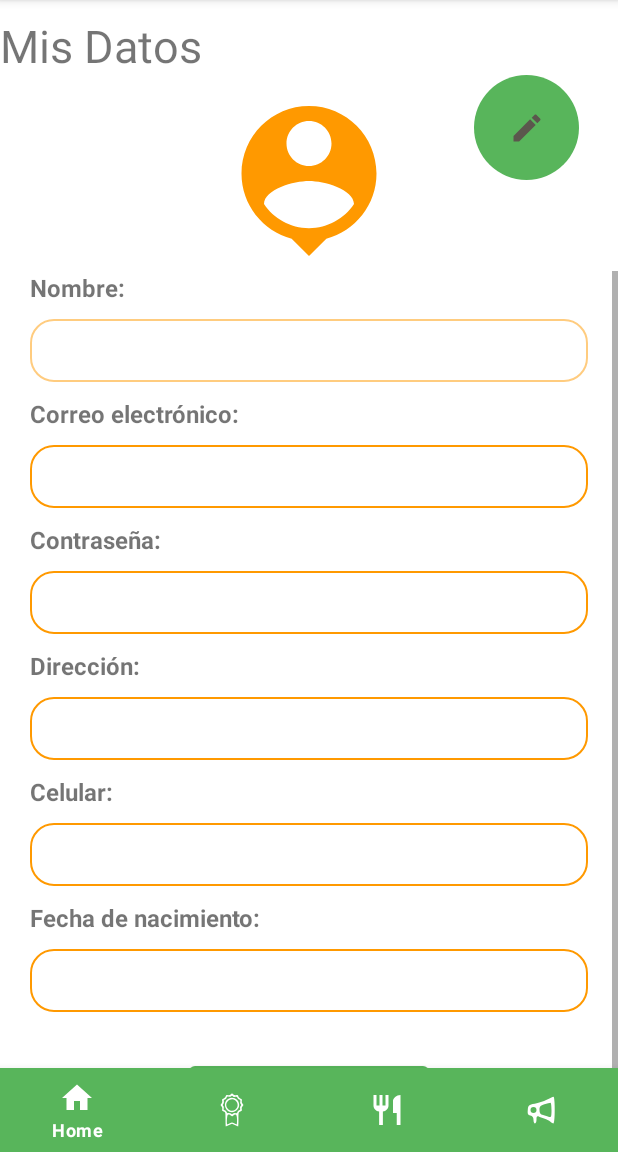
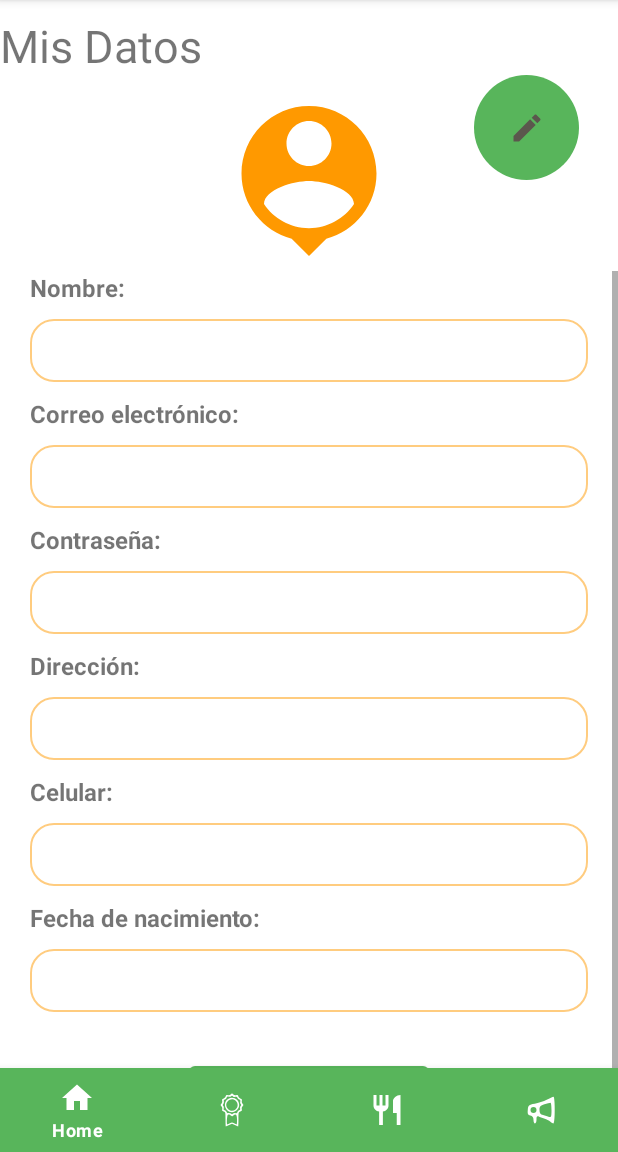
Before and after one commit to MarianaCarlo/RestaurantAppPG, an Android app: the ProfileDataActivity screen opened directly, with no data from a screen before it, on a phone screen of 412 x 824 dp, the part 84-1236 px from its top. Run offline under Robolectric (Android 15) with nearby library versions, the phone set to English and light mode, and no system bars; our stand-ins replace Firebase (no records; nobody signed in at launch, a user with empty details on screens opened directly).

Commit message:
Edit Profile corrected!

```diff
--- a/app/src/main/java/com/example/restaurantapp/LoginActivity.java
+++ b/app/src/main/java/com/example/restaurantapp/LoginActivity.java
@@ -80,14 +80,16 @@ public class LoginActivity extends AppCompatActivity {
                         if (task.isSuccessful()) {
 
                             FirebaseUser user = FirebaseAuth.getInstance().getCurrentUser();
-                            if (user.isEmailVerified()){
+                            Intent intent = new Intent(LoginActivity.this, HomeActivity.class);
+                            startActivity(intent);
+                            /*if (user.isEmailVerified()){
                                 //redirect to user home
                                 Intent intent = new Intent(LoginActivity.this, HomeActivity.class);
                                 startActivity(intent);
                             } else {
                                 user.sendEmailVerification();
                                 Toast.makeText(LoginActivity.this, "Check your email to verify yout account", Toast.LENGTH_SHORT).show();
-                            }
+                            }*/
 
 
                         } else {
--- a/app/src/main/java/com/example/restaurantapp/ProfileDataActivity.java
+++ b/app/src/main/java/com/example/restaurantapp/ProfileDataActivity.java
@@ -19,6 +19,8 @@ import com.google.firebase.database.DatabaseError;
 import com.google.firebase.database.DatabaseReference;
 import com.google.firebase.database.FirebaseDatabase;
 import com.google.firebase.database.ValueEventListener;
+
+import java.util.Date;
 
 public class ProfileDataActivity extends AppCompatActivity {
 
@@ -54,6 +56,9 @@ public class ProfileDataActivity extends AppCompatActivity {
         final TextView emailTextView = findViewById(R.id.getEmail);
         final TextView nameTextView = findViewById(R.id.getName);
         final TextView passwordTextView = findViewById(R.id.getPassword);
+        final TextView addressTextView = findViewById(R.id.getAddress);
+        final TextView cellphoneTextView = findViewById(R.id.getPhone);
+        final TextView birthdateTextView = findViewById(R.id.getBirthdate);
 
         reference.child(userID).addListenerForSingleValueEvent(new ValueEventListener() {
             @Override
@@ -64,10 +69,16 @@ public class ProfileDataActivity extends AppCompatActivity {
                     String email = userProfile.email;
                     String fullName = userProfile.name;
                     String password = "passwordDefault";
+                    String address = userProfile.address;
+                    int phone = userProfile.cellphone;
+                    String birthdate = userProfile.birthdate;
 
                     emailTextView.setText(email);
                     nameTextView.setText(fullName);
                     passwordTextView.setText(password);
+                    addressTextView.setText(address);
+                    cellphoneTextView.setText(String.valueOf(phone));
+                    birthdateTextView.setText(birthdate);
 
                 }
             }
--- a/app/src/main/res/layout/activity_profile_data.xml
+++ b/app/src/main/res/layout/activity_profile_data.xml
@@ -51,7 +51,6 @@
                 android:layout_height="wrap_content"
                 android:layout_marginHorizontal="20dp"
                 android:textSize="16sp"
-
                 android:text="@string/profileName"
                 android:textStyle="bold"
                 android:id="@+id/txtName"/>
@@ -87,6 +86,7 @@
                 android:layout_marginVertical="10dp"
                 android:paddingVertical="10dp"
                 android:paddingLeft="20dp"
+                android:alpha="0.5"
                 android:textSize="16sp"
                 android:background="@drawable/backwithborder"
                 android:layout_below="@+id/txtEmail"
@@ -109,6 +109,7 @@
                 android:layout_marginVertical="10dp"
                 android:paddingVertical="10dp"
                 android:paddingLeft="20dp"
+                android:alpha="0.5"
                 android:textSize="16sp"
                 android:inputType="textPassword"
                 android:background="@drawable/backwithborder"
@@ -132,6 +133,7 @@
                 android:layout_marginVertical="10dp"
                 android:paddingVertical="10dp"
                 android:paddingLeft="20dp"
+                android:alpha="0.5"
                 android:textSize="16sp"
                 android:background="@drawable/backwithborder"
                 android:layout_below="@+id/txtAddress"
@@ -154,6 +156,7 @@
                 android:layout_marginVertical="10dp"
                 android:paddingVertical="10dp"
                 android:paddingLeft="20dp"
+                android:alpha="0.5"
                 android:textSize="16sp"
                 android:background="@drawable/backwithborder"
                 android:layout_below="@+id/txtPhone"
@@ -177,6 +180,7 @@
                 android:paddingVertical="10dp"
                 android:paddingLeft="20dp"
                 android:textSize="16sp"
+                android:alpha="0.5"
                 android:background="@drawable/backwithborder"
                 android:layout_below="@+id/txtBirthdate"
                 android:id="@+id/getBirthdate"/>
```
Also changed, not shown: app/src/main/java/com/example/restaurantapp/EditProfileDataActivity.java (+5 -5 lines), app/src/main/java/com/example/restaurantapp/RegisterActivity.java (+5 -3 lines), app/src/main/java/com/example/restaurantapp/models/User.java (+16 -4 lines).
